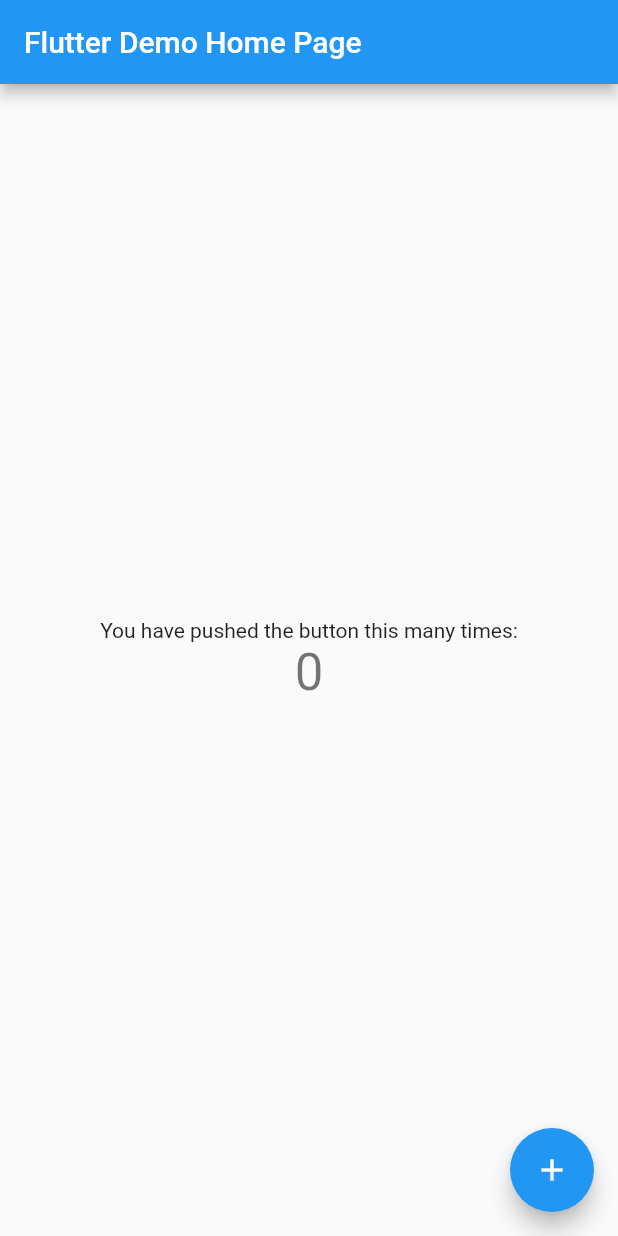
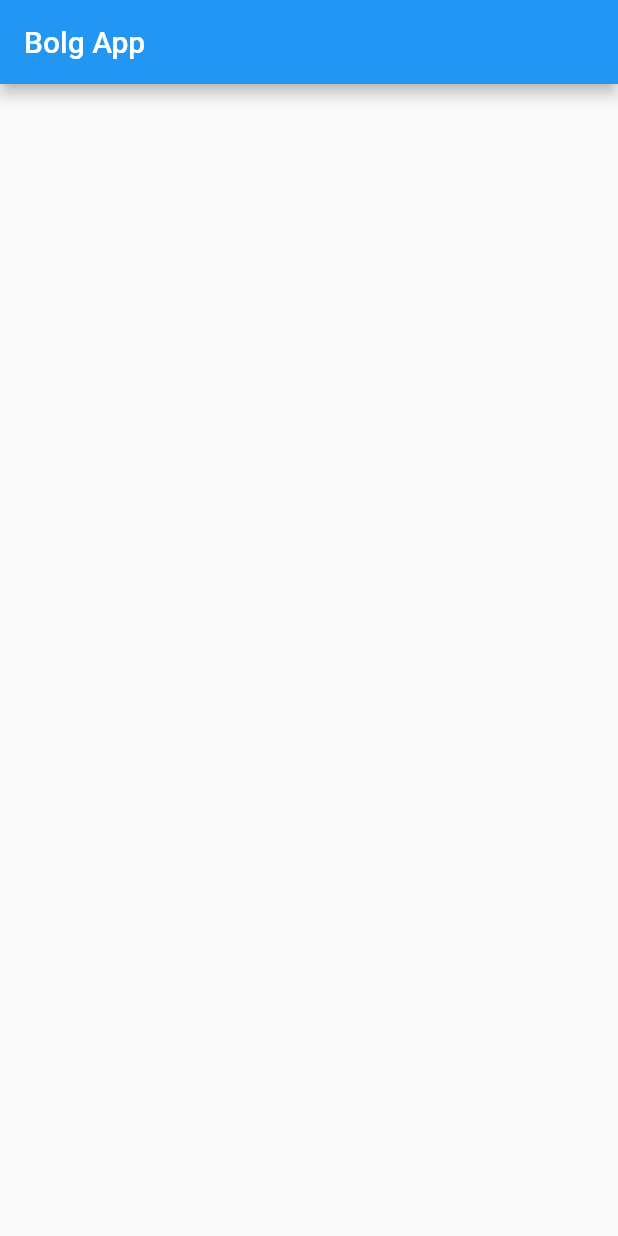
Before and after one commit to zahid2873/firebase_blog_app, a Flutter app: the screen it shows after launch, on a phone screen of 412 x 824 dp. Run offline on Flutter 3.47's test engine with Material 2 defaults, Android fonts, the phone set to English and light mode, and no system bars.

```diff
--- a/lib/main.dart
+++ b/lib/main.dart
@@ -1,3 +1,4 @@
+import 'package:firebase_blog_app/screen/home_page.dart';
 import 'package:flutter/material.dart';
 
 void main() {
@@ -13,103 +14,10 @@
     return MaterialApp(
       title: 'Flutter Demo',
       theme: ThemeData(
-        // This is the theme of your application.
-        //
-        // Try running your application with "flutter run". You'll see the
-        // application has a blue toolbar. Then, without quitting the app, try
-        // changing the primarySwatch below to Colors.green and then invoke
-        // "hot reload" (press "r" in the console where you ran "flutter run",
-        // or simply save your changes to "hot reload" in a Flutter IDE).
-        // Notice that the counter didn't reset back to zero; the application
-        // is not restarted.
+
         primarySwatch: Colors.blue,
       ),
-      home: const MyHomePage(title: 'Flutter Demo Home Page'),
+      home: HomePage(),
     );
   }
 }
-
-class MyHomePage extends StatefulWidget {
-  const MyHomePage({super.key, required this.title});
-
-  // This widget is the home page of your application. It is stateful, meaning
-  // that it has a State object (defined below) that contains fields that affect
-  // how it looks.
-
-  // This class is the configuration for the state. It holds the values (in this
-  // case the title) provided by the parent (in this case the App widget) and
-  // used by the build method of the State. Fields in a Widget subclass are
-  // always marked "final".
-
-  final String title;
-
-  @override
-  State<MyHomePage> createState() => _MyHomePageState();
-}
-
-class _MyHomePageState extends State<MyHomePage> {
-  int _counter = 0;
-
-  void _incrementCounter() {
-    setState(() {
-      // This call to setState tells the Flutter framework that something has
-      // changed in this State, which causes it to rerun the build method below
-      // so that the display can reflect the updated values. If we changed
-      // _counter without calling setState(), then the build method would not be
-      // called again, and so nothing would appear to happen.
-      _counter++;
-    });
-  }
-
-  @override
-  Widget build(BuildContext context) {
-    // This method is rerun every time setState is called, for instance as done
-    // by the _incrementCounter method above.
-    //
-    // The Flutter framework has been optimized to make rerunning build methods
-    // fast, so that you can just rebuild anything that needs updating rather
-    // than having to individually change instances of widgets.
-    return Scaffold(
-      appBar: AppBar(
-        // Here we take the value from the MyHomePage object that was created by
-        // the App.build method, and use it to set our appbar title.
-        title: Text(widget.title),
-      ),
-      body: Center(
-        // Center is a layout widget. It takes a single child and positions it
-        // in the middle of the parent.
-        child: Column(
-          // Column is also a layout widget. It takes a list of children and
-          // arranges them vertically. By default, it sizes itself to fit its
-          // children horizontally, and tries to be as tall as its parent.
-          //
-          // Invoke "debug painting" (press "p" in the console, choose the
-          // "Toggle Debug Paint" action from the Flutter Inspector in Android
-          // Studio, or the "Toggle Debug Paint" command in Visual Studio Code)
-          // to see the wireframe for each widget.
-          //
-          // Column has various properties to control how it sizes itself and
-          // how it positions its children. Here we use mainAxisAlignment to
-          // center the children vertically; the main axis here is the vertical
-          // axis because Columns are vertical (the cross axis would be
-          // horizontal).
-          mainAxisAlignment: MainAxisAlignment.center,
-          children: <Widget>[
-            const Text(
-              'You have pushed the button this many times:',
-            ),
-            Text(
-              '$_counter',
-              style: Theme.of(context).textTheme.headline4,
-            ),
-          ],
-        ),
-      ),
-      floatingActionButton: FloatingActionButton(
-        onPressed: _incrementCounter,
-        tooltip: 'Increment',
-        child: const Icon(Icons.add),
-      ), // This trailing comma makes auto-formatting nicer for build methods.
-    );
-  }
-}
--- /dev/null
+++ b/lib/screen/home_page.dart
@@ -0,0 +1,19 @@
+import 'package:flutter/material.dart';
+
+class HomePage extends StatefulWidget {
+  const HomePage({Key? key}) : super(key: key);
+
+  @override
+  State<HomePage> createState() => _HomePageState();
+}
+
+class _HomePageState extends State<HomePage> {
+  @override
+  Widget build(BuildContext context) {
+    return Scaffold(
+      appBar: AppBar(
+        title: Text("Bolg App"),
+      ),
+    );
+  }
+}
--- a/pubspec.yaml
+++ b/pubspec.yaml
@@ -36,6 +36,10 @@
   # The following adds the Cupertino Icons font to your application.
   # Use with the CupertinoIcons class for iOS style icons.
   cupertino_icons: ^1.0.2
+  firebase_core: ^2.1.1
+  firebase_auth: ^4.1.1
+  cloud_firestore: ^4.0.4
+
 
 dev_dependencies:
   flutter_test:
```
Also changed, not shown: pubspec.lock, 3 other files.
